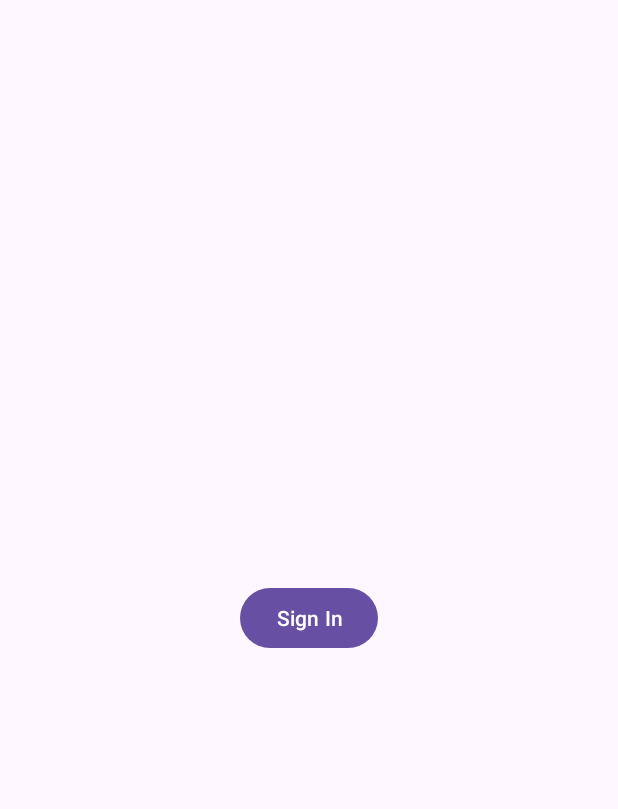
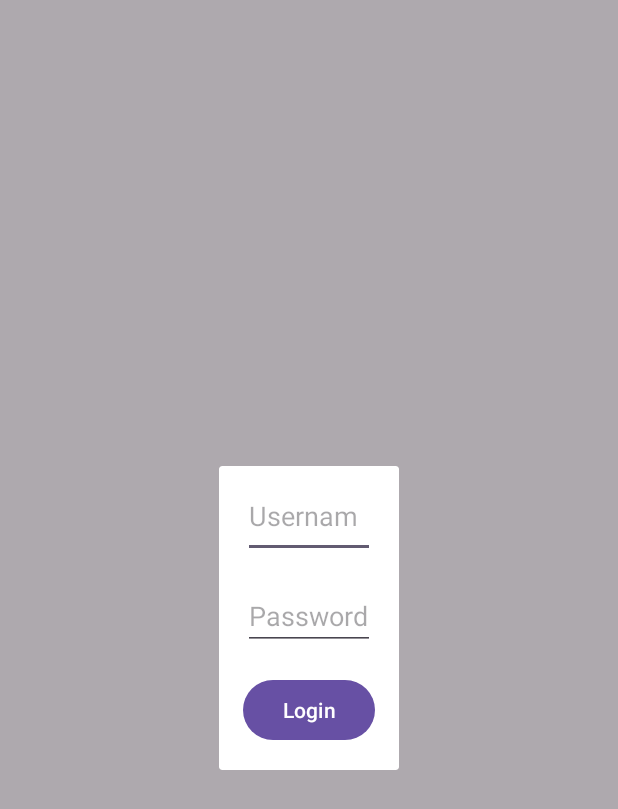
Before and after one commit to PrasadJadhav-Github/Custom_Dialog_1, an Android app: the screen it shows after launch (MainActivity), after a tap on "Sign In", on a phone screen of 412 x 824 dp. Shown: the top 809 px of the screen. Run offline under Robolectric (Android 15) with nearby library versions, the phone set to English and light mode, and no system bars.

Commit message:
16-2-2024

```diff
--- a/app/src/main/java/com/example/custom_dialog_1/LoginDialog.java
+++ b/app/src/main/java/com/example/custom_dialog_1/LoginDialog.java
@@ -9,54 +9,38 @@ import android.widget.Toast;
 
 public class LoginDialog extends Dialog {
 
-    private EditText edtUserame,edtPassword;
+    private EditText edtUsername, edtPassword;
     private Button btnLogin;
     private Context context;
+    public LoginDialog(Context context) {
+        super(context);
+        this.context = context;
+        initViews();
 
-    interface OnLoginlistener{
-        void onSuccess(LoginDialog loginDialog);
-        void  onFail(LoginDialog loginDialog);
-    }
-
-    private OnLoginlistener onLoginlistener=null;
-
-    public  void setOnLoginlistener(OnLoginlistener onLoginlistener){
-        this.onLoginlistener=onLoginlistener;
-    }
-
-    public  LoginDialog(Context context){
-        super(context);
-        this.context=context;
-        initViews();
         btnLogin.setOnClickListener(new BtnLoginClickListener());
     }
 
-    private  class BtnLoginClickListener implements View.OnClickListener{
+    private class BtnLoginClickListener implements View.OnClickListener {
         @Override
         public void onClick(View view) {
-            if (edtUserame.getText().toString().equals("bitcode")&&edtPassword.getText().toString().equals("bitcode")){
-                if (onLoginlistener !=null){
-                    onLoginlistener.onSuccess(LoginDialog.this);
-                }
-                else {
-                    if (onLoginlistener !=null){
-                        onLoginlistener.onFail(LoginDialog.this);
-                    }
-                }
+            if(edtUsername.getText().toString().equals("bitcode") && edtPassword.getText().toString().equals("bitcode")) {
+                mt("Login success");
+                dismiss();
+            }
+            else {
+                mt("Login failed");
             }
         }
     }
 
-    private void mt(String text){
-        Toast.makeText(context, "", Toast.LENGTH_SHORT).show();
+    private void mt(String text) {
+        Toast.makeText(context, text, Toast.LENGTH_SHORT).show();
     }
 
-    private void  initViews(){
+    private void initViews() {
         setContentView(R.layout.login_dialog);
-        edtUserame=findViewById(R.id.edtUsername);
-        edtPassword=findViewById(R.id.edtPassword);
-        btnLogin=findViewById(R.id.btnLogin);
-
+        edtUsername = findViewById(R.id.edtUsername);
+        edtPassword = findViewById(R.id.edtPassword);
+        btnLogin = findViewById(R.id.btnLogin);
     }
-
 }
--- a/app/src/main/java/com/example/custom_dialog_1/MainActivity.java
+++ b/app/src/main/java/com/example/custom_dialog_1/MainActivity.java
@@ -2,46 +2,28 @@ package com.example.custom_dialog_1;
 
 import androidx.appcompat.app.AppCompatActivity;
 
-import android.content.DialogInterface;
 import android.os.Bundle;
 import android.view.View;
 import android.widget.Button;
-import android.widget.Toast;
 
 public class MainActivity extends AppCompatActivity {
+
     private Button btnSignIn;
 
     @Override
     protected void onCreate(Bundle savedInstanceState) {
         super.onCreate(savedInstanceState);
         setContentView(R.layout.activity_main);
-
-        btnSignIn =findViewById(R.id.btnSignIn);
+        btnSignIn = findViewById(R.id.btnSignIn);
 
         btnSignIn.setOnClickListener(
-                new View.OnClickListener(){
+                new View.OnClickListener() {
                     @Override
                     public void onClick(View view) {
-                        LoginDialog loginDialog =new LoginDialog(MainActivity.this);
-                        loginDialog.setOnLoginlistener(new MyOnLoginListener());
+                        LoginDialog loginDialog = new LoginDialog(MainActivity.this);
+                        loginDialog.show();
                     }
                 }
         );
     }
-    private class MyOnLoginListener implements LoginDialog.OnLoginlistener{
-        @Override
-        public void onSuccess(LoginDialog loginDialog) {
-            mt("My Success action");
-            loginDialog.dismiss();
-        }
-
-        @Override
-        public void onFail(LoginDialog loginDialog) {
-            mt("my fail actio");
-        }
-    }
-
-    private  void  mt(String text){
-        Toast.makeText(this, "", Toast.LENGTH_SHORT).show();
-    }
 }
--- a/app/src/main/res/layout/login_dialog.xml
+++ b/app/src/main/res/layout/login_dialog.xml
@@ -1,22 +1,29 @@
 <?xml version="1.0" encoding="utf-8"?>
 <LinearLayout xmlns:android="http://schemas.android.com/apk/res/android"
     android:layout_width="match_parent"
-    android:layout_height="match_parent">
+    android:layout_height="match_parent"
+    android:orientation="vertical"
+    android:padding="16dp">
 
     <EditText
         android:id="@+id/edtUsername"
         android:layout_width="match_parent"
-        android:layout_height="wrap_content" />
+        android:layout_height="wrap_content"
+        android:hint="Username"
+        android:layout_marginBottom="16dp"/>
 
     <EditText
         android:id="@+id/edtPassword"
         android:layout_width="match_parent"
-        android:layout_height="wrap_content" />
+        android:layout_height="wrap_content"
+        android:hint="Password"
+        android:inputType="textPassword"
+        android:layout_marginBottom="16dp"/>
 
     <Button
         android:id="@+id/btnLogin"
-        android:layout_width="match_parent"
+        android:layout_width="wrap_content"
         android:layout_height="wrap_content"
-        android:text="Login" />
+        android:text="Login"/>
 
 </LinearLayout>
```
